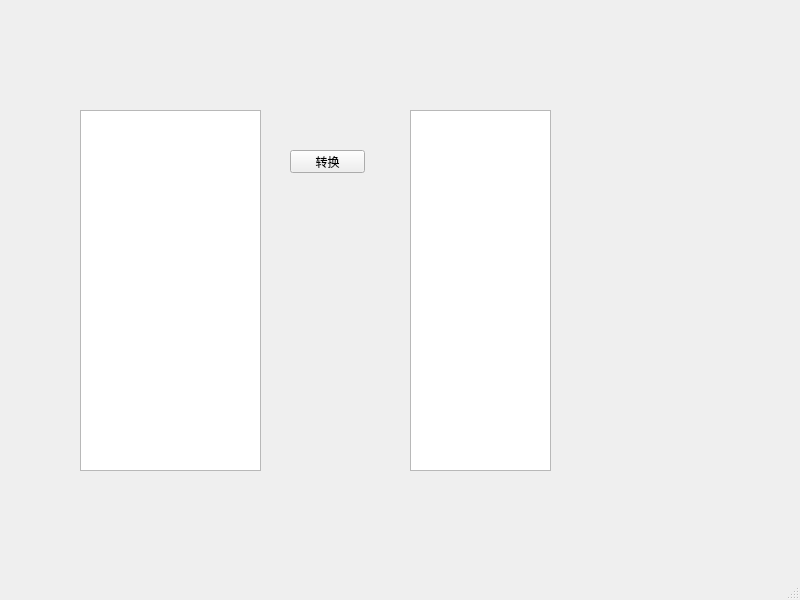
Qt form PDAforCFG/mainwindow.ui (mele-y/PDAforCFG) before a commit.
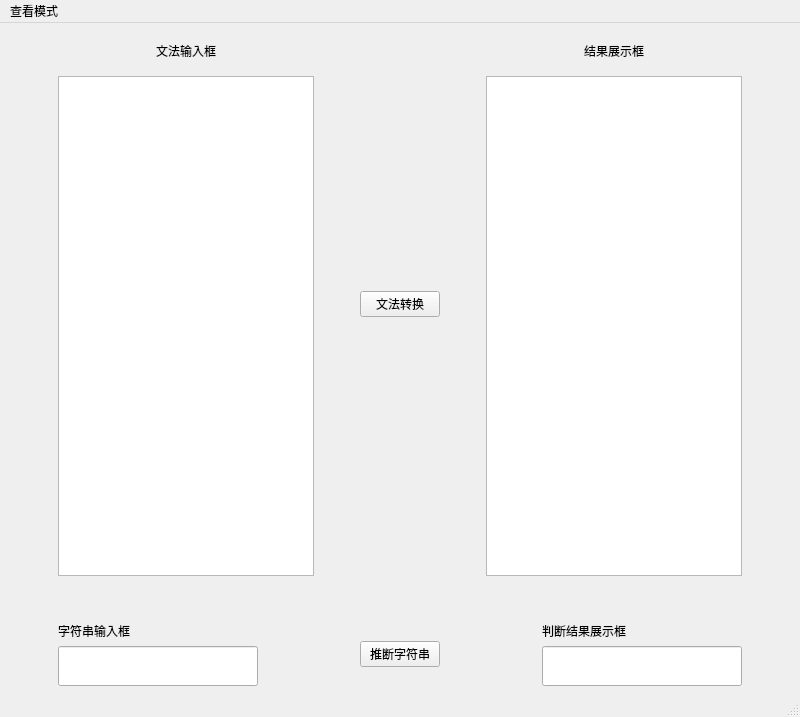
The same form after that commit.

The edit to the form file:
```diff
--- a/PDAforCFG/mainwindow.ui
+++ b/PDAforCFG/mainwindow.ui
@@ -14,39 +14,279 @@
    <string>MainWindow</string>
   </property>
   <widget class="QWidget" name="centralwidget">
-   <widget class="QPlainTextEdit" name="GrammerTextEdit">
-    <property name="geometry">
-     <rect>
-      <x>80</x>
-      <y>110</y>
-      <width>181</width>
-      <height>361</height>
-     </rect>
-    </property>
-   </widget>
-   <widget class="QPushButton" name="translateButton">
-    <property name="geometry">
-     <rect>
-      <x>290</x>
-      <y>150</y>
-      <width>75</width>
-      <height>23</height>
-     </rect>
-    </property>
-    <property name="text">
-     <string>转换</string>
-    </property>
-   </widget>
-   <widget class="QPlainTextEdit" name="GeribachTextEdit">
-    <property name="geometry">
-     <rect>
-      <x>410</x>
-      <y>110</y>
-      <width>141</width>
-      <height>361</height>
-     </rect>
-    </property>
-   </widget>
+   <layout class="QGridLayout" name="gridLayout">
+    <item row="0" column="0">
+     <spacer name="horizontalSpacer_7">
+      <property name="orientation">
+       <enum>Qt::Horizontal</enum>
+      </property>
+      <property name="sizeHint" stdset="0">
+       <size>
+        <width>33</width>
+        <height>20</height>
+       </size>
+      </property>
+     </spacer>
+    </item>
+    <item row="0" column="1">
+     <layout class="QVBoxLayout" name="verticalLayout_5">
+      <item>
+       <layout class="QHBoxLayout" name="horizontalLayout_3">
+        <item>
+         <layout class="QVBoxLayout" name="verticalLayout">
+          <item>
+           <widget class="QWidget" name="widget" native="true">
+            <layout class="QHBoxLayout" name="horizontalLayout">
+             <item>
+              <spacer name="horizontalSpacer_3">
+               <property name="orientation">
+                <enum>Qt::Horizontal</enum>
+               </property>
+               <property name="sizeHint" stdset="0">
+                <size>
+                 <width>72</width>
+                 <height>20</height>
+                </size>
+               </property>
+              </spacer>
+             </item>
+             <item>
+              <widget class="QLabel" name="label">
+               <property name="text">
+                <string>文法输入框</string>
+               </property>
+              </widget>
+             </item>
+             <item>
+              <spacer name="horizontalSpacer_4">
+               <property name="orientation">
+                <enum>Qt::Horizontal</enum>
+               </property>
+               <property name="sizeHint" stdset="0">
+                <size>
+                 <width>71</width>
+                 <height>20</height>
+                </size>
+               </property>
+              </spacer>
+             </item>
+            </layout>
+           </widget>
+          </item>
+          <item>
+           <widget class="QPlainTextEdit" name="GrammerTextEdit">
+            <property name="minimumSize">
+             <size>
+              <width>200</width>
+              <height>500</height>
+             </size>
+            </property>
+           </widget>
+          </item>
+         </layout>
+        </item>
+        <item>
+         <spacer name="horizontalSpacer">
+          <property name="orientation">
+           <enum>Qt::Horizontal</enum>
+          </property>
+          <property name="sizeHint" stdset="0">
+           <size>
+            <width>40</width>
+            <height>20</height>
+           </size>
+          </property>
+         </spacer>
+        </item>
+        <item>
+         <widget class="QPushButton" name="translateButton">
+          <property name="text">
+           <string>文法转换</string>
+          </property>
+         </widget>
+        </item>
+        <item>
+         <spacer name="horizontalSpacer_2">
+          <property name="orientation">
+           <enum>Qt::Horizontal</enum>
+          </property>
+          <property name="sizeHint" stdset="0">
+           <size>
+            <width>40</width>
+            <height>20</height>
+           </size>
+          </property>
+         </spacer>
+        </item>
+        <item>
+         <layout class="QVBoxLayout" name="verticalLayout_2">
+          <item>
+           <widget class="QWidget" name="widget_2" native="true">
+            <layout class="QHBoxLayout" name="horizontalLayout_2">
+             <item>
+              <spacer name="horizontalSpacer_5">
+               <property name="orientation">
+                <enum>Qt::Horizontal</enum>
+               </property>
+               <property name="sizeHint" stdset="0">
+                <size>
+                 <width>49</width>
+                 <height>20</height>
+                </size>
+               </property>
+              </spacer>
+             </item>
+             <item>
+              <widget class="QLabel" name="label_5">
+               <property name="text">
+                <string>结果展示框</string>
+               </property>
+              </widget>
+             </item>
+             <item>
+              <spacer name="horizontalSpacer_6">
+               <property name="orientation">
+                <enum>Qt::Horizontal</enum>
+               </property>
+               <property name="sizeHint" stdset="0">
+                <size>
+                 <width>49</width>
+                 <height>20</height>
+                </size>
+               </property>
+              </spacer>
+             </item>
+            </layout>
+           </widget>
+          </item>
+          <item>
+           <widget class="QTextBrowser" name="displaytext">
+            <property name="minimumSize">
+             <size>
+              <width>200</width>
+              <height>500</height>
+             </size>
+            </property>
+           </widget>
+          </item>
+         </layout>
+        </item>
+       </layout>
+      </item>
+      <item>
+       <spacer name="verticalSpacer">
+        <property name="orientation">
+         <enum>Qt::Vertical</enum>
+        </property>
+        <property name="sizeType">
+         <enum>QSizePolicy::Fixed</enum>
+        </property>
+        <property name="sizeHint" stdset="0">
+         <size>
+          <width>20</width>
+          <height>40</height>
+         </size>
+        </property>
+       </spacer>
+      </item>
+      <item>
+       <layout class="QHBoxLayout" name="horizontalLayout_4">
+        <item>
+         <layout class="QVBoxLayout" name="verticalLayout_3">
+          <item>
+           <widget class="QLabel" name="label_3">
+            <property name="text">
+             <string>字符串输入框</string>
+            </property>
+           </widget>
+          </item>
+          <item>
+           <widget class="QLineEdit" name="stringEdit">
+            <property name="minimumSize">
+             <size>
+              <width>200</width>
+              <height>40</height>
+             </size>
+            </property>
+           </widget>
+          </item>
+         </layout>
+        </item>
+        <item>
+         <spacer name="horizontalSpacer_9">
+          <property name="orientation">
+           <enum>Qt::Horizontal</enum>
+          </property>
+          <property name="sizeHint" stdset="0">
+           <size>
+            <width>40</width>
+            <height>20</height>
+           </size>
+          </property>
+         </spacer>
+        </item>
+        <item>
+         <widget class="QPushButton" name="judjeButton">
+          <property name="text">
+           <string>推断字符串</string>
+          </property>
+         </widget>
+        </item>
+        <item>
+         <spacer name="horizontalSpacer_10">
+          <property name="orientation">
+           <enum>Qt::Horizontal</enum>
+          </property>
+          <property name="sizeHint" stdset="0">
+           <size>
+            <width>40</width>
+            <height>20</height>
+           </size>
+          </property>
+         </spacer>
+        </item>
+        <item>
+         <layout class="QVBoxLayout" name="verticalLayout_4">
+          <item>
+           <widget class="QLabel" name="label_4">
+            <property name="text">
+             <string>判断结果展示框</string>
+            </property>
+           </widget>
+          </item>
+          <item>
+           <widget class="QLineEdit" name="judgeTxt">
+            <property name="minimumSize">
+             <size>
+              <width>200</width>
+              <height>40</height>
+             </size>
+            </property>
+            <property name="readOnly">
+             <bool>true</bool>
+            </property>
+           </widget>
+          </item>
+         </layout>
+        </item>
+       </layout>
+      </item>
+     </layout>
+    </item>
+    <item row="0" column="3">
+     <spacer name="horizontalSpacer_8">
+      <property name="orientation">
+       <enum>Qt::Horizontal</enum>
+      </property>
+      <property name="sizeHint" stdset="0">
+       <size>
+        <width>33</width>
+        <height>20</height>
+       </size>
+      </property>
+     </spacer>
+    </item>
+   </layout>
   </widget>
   <widget class="QMenuBar" name="menubar">
    <property name="geometry">
@@ -54,9 +294,34 @@
      <x>0</x>
      <y>0</y>
      <width>800</width>
-     <height>22</height>
+     <height>28</height>
     </rect>
    </property>
+   <widget class="QMenu" name="menu">
+    <property name="title">
+     <string>查看模式</string>
+    </property>
+    <widget class="QMenu" name="menu_CFG">
+     <property name="title">
+      <string>化简CFG</string>
+     </property>
+     <addaction name="actionNoepsilon"/>
+     <addaction name="actionNounit"/>
+     <addaction name="actionNouse"/>
+    </widget>
+    <widget class="QMenu" name="menu_GNF">
+     <property name="title">
+      <string>转换GNF</string>
+     </property>
+     <addaction name="actiontoG1"/>
+     <addaction name="actiontoG2"/>
+     <addaction name="actiontoG3"/>
+    </widget>
+    <addaction name="menu_CFG"/>
+    <addaction name="menu_GNF"/>
+    <addaction name="action_PDA"/>
+   </widget>
+   <addaction name="menu"/>
   </widget>
   <widget class="QStatusBar" name="statusbar"/>
  </widget>
```
Left out of the diff: 43 changed lines with no effect on the pictures.
